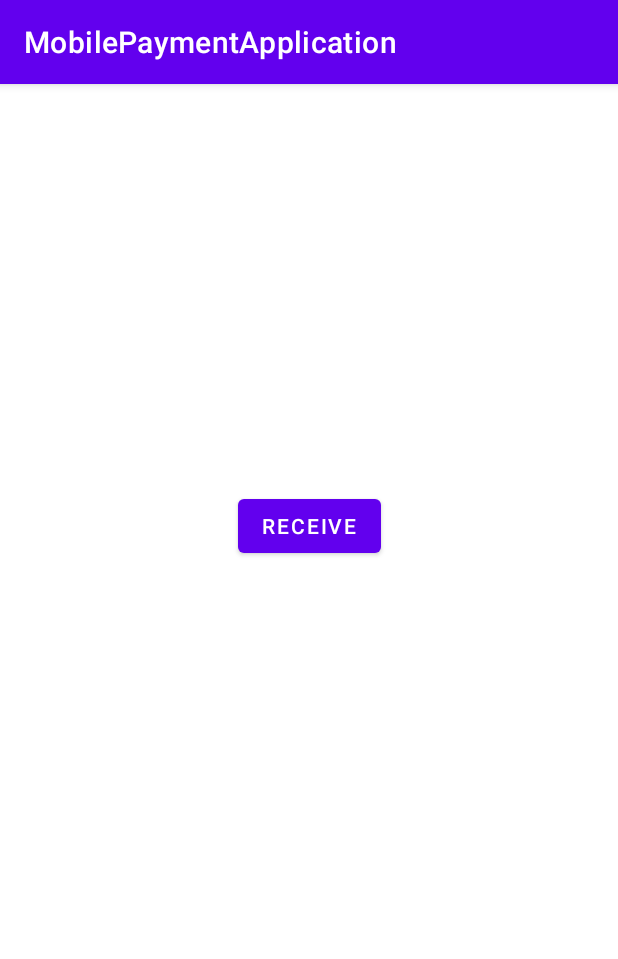
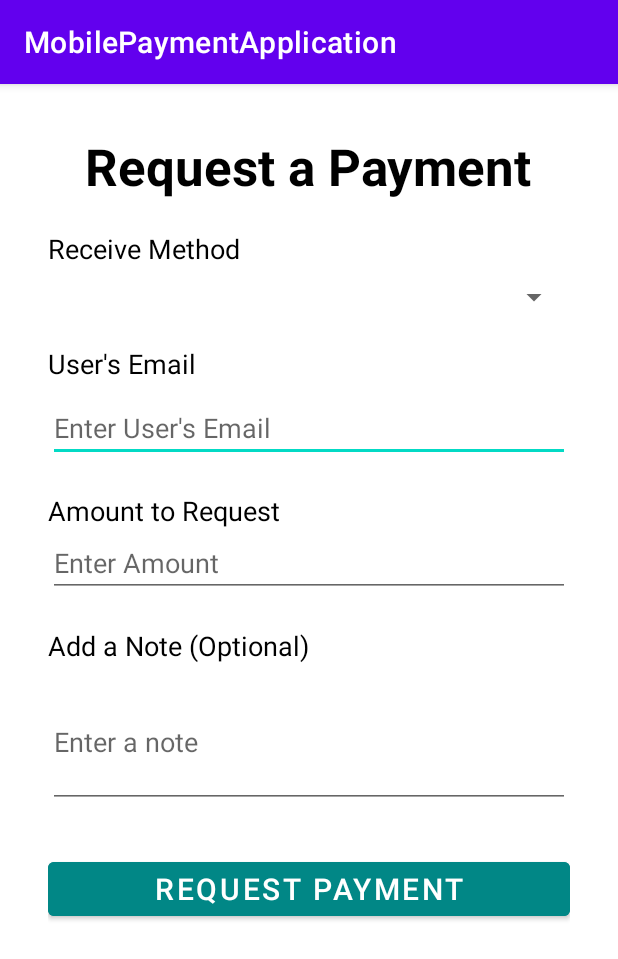
Before and after one commit to fquezado/MobilePaymentApplicationAndroidStudio, an Android app: the RequestActivity screen opened directly, with no data from a screen before it, on a phone screen of 412 x 824 dp. Shown: the top 959 px of the screen. Run offline under Robolectric (Android 15) with nearby library versions, the phone set to English and light mode, and no system bars.

Commit message:
fixing code and changing receive activity to request activity

```diff
--- a/app/src/main/AndroidManifest.xml
+++ b/app/src/main/AndroidManifest.xml
@@ -19,10 +19,10 @@
             android:name=".PaymentPreferencesActivity"
             android:exported="false" />
         <activity
-            android:name=".ReceiveActivity"
+            android:name=".RequestActivity"
             android:exported="false" />
         <activity
-            android:name=".AccountInformation"
+            android:name=".AccountInformationActivity"
             android:exported="false" />
         <activity
             android:name=".AddDebitInfoActivity"
--- a/app/src/main/java/com/group4/mobilepaymentapplication/AccountInformation.java
+++ b/app/src/main/java/com/group4/mobilepaymentapplication/AccountInformationActivity.java
@@ -4,13 +4,10 @@ import androidx.appcompat.app.AppCompatActivity;
 
 import android.os.Bundle;
 import android.content.Intent;
-import android.os.Bundle;
 import android.view.View;
 import android.widget.Button;
 
-import androidx.appcompat.app.AppCompatActivity;
-
-public class AccountInformation extends AppCompatActivity {
+public class AccountInformationActivity extends AppCompatActivity {
     @Override
     protected void onCreate(Bundle savedInstanceState) {
 
@@ -23,7 +20,7 @@ public class AccountInformation extends AppCompatActivity {
             @Override
             public void onClick(View v) {
                 // Create an Intent to start the MainActivity
-                Intent intent = new Intent(AccountInformation.this, MainActivity.class);
+                Intent intent = new Intent(AccountInformationActivity.this, MainActivity.class);
 
                 // Start the MainActivity
                 startActivity(intent);
--- a/app/src/main/java/com/group4/mobilepaymentapplication/MainActivity.java
+++ b/app/src/main/java/com/group4/mobilepaymentapplication/MainActivity.java
@@ -65,7 +65,7 @@ public class MainActivity extends AppCompatActivity {
 
         settingsButton = findViewById(R.id.settingsButton);
 
-        receiveButton = findViewById(R.id.ReceiveButtonMainPage);
+        receiveButton = findViewById(R.id.RequestButtonMainPage);
 
 
 
@@ -82,7 +82,7 @@ public class MainActivity extends AppCompatActivity {
             @Override
             public void onClick(View v)
             {
-                Intent intent = new Intent(MainActivity.this, ReceiveActivity.class);
+                Intent intent = new Intent(MainActivity.this, RequestActivity.class);
                 startActivity(intent);
             }
         });
--- a/app/src/main/java/com/group4/mobilepaymentapplication/ReceiveActivity.java
+++ b/app/src/main/java/com/group4/mobilepaymentapplication/RequestActivity.java
@@ -4,11 +4,11 @@ import androidx.appcompat.app.AppCompatActivity;
 
 import android.os.Bundle;
 
-public class ReceiveActivity extends AppCompatActivity {
+public class RequestActivity extends AppCompatActivity {
 
     @Override
     protected void onCreate(Bundle savedInstanceState) {
         super.onCreate(savedInstanceState);
-        setContentView(R.layout.activity_receive);
+        setContentView(R.layout.activity_request);
     }
 }
--- a/app/src/main/java/com/group4/mobilepaymentapplication/SettingsActivity.java
+++ b/app/src/main/java/com/group4/mobilepaymentapplication/SettingsActivity.java
@@ -4,7 +4,6 @@ import android.content.Intent;
 import android.os.Bundle;
 import android.view.View;
 import android.widget.Button;
-import android.widget.ImageButton;
 
 import androidx.appcompat.app.AppCompatActivity;
 
@@ -72,7 +71,7 @@ public class SettingsActivity extends AppCompatActivity {
             @Override
             public void onClick(View v)
             {
-                Intent intent = new Intent(SettingsActivity.this, AccountInformation.class);
+                Intent intent = new Intent(SettingsActivity.this, AccountInformationActivity.class);
                 startActivity(intent);
             }
 
--- a/app/src/main/java/com/group4/mobilepaymentapplication/UserPreferences.java
+++ b/app/src/main/java/com/group4/mobilepaymentapplication/UserPreferences.java
@@ -24,6 +24,6 @@ public class UserPreferences {
         String name = sharedPreferences.getString("NAME", null);
         String email = sharedPreferences.getString("EMAIL", null);
         String password = sharedPreferences.getString("PASSWORD", null);
-        return new String[]{name, email, password}; // Include phone in the return
+        return new String[]{name, email, password};
     }
 }
--- a/app/src/main/res/layout/activity_account_information.xml
+++ b/app/src/main/res/layout/activity_account_information.xml
@@ -4,7 +4,7 @@
     xmlns:tools="http://schemas.android.com/tools"
     android:layout_width="match_parent"
     android:layout_height="match_parent"
-    tools:context=".AccountInformation">
+    tools:context=".AccountInformationActivity">
 
     <TextView
         android:id="@+id/Profile_Title"
--- a/app/src/main/res/layout/activity_main.xml
+++ b/app/src/main/res/layout/activity_main.xml
@@ -9,7 +9,7 @@
 
 
     <Button
-        android:id="@+id/ReceiveButtonMainPage"
+        android:id="@+id/RequestButtonMainPage"
         android:layout_width="105dp"
         android:layout_height="61dp"
         android:layout_marginStart="153dp"
@@ -17,7 +17,7 @@
         android:layout_marginEnd="153dp"
         android:layout_marginBottom="295dp"
         android:backgroundTint="@color/teal_700"
-        android:text="Receive"
+        android:text="Request"
         app:layout_constraintBottom_toBottomOf="parent"
         app:layout_constraintEnd_toEndOf="parent"
         app:layout_constraintHorizontal_bias="0.0"
@@ -35,7 +35,7 @@
         android:backgroundTint="@color/teal_700"
         android:text="Pay"
         android:textColor="@color/white"
-        app:layout_constraintBottom_toTopOf="@+id/ReceiveButtonMainPage"
+        app:layout_constraintBottom_toTopOf="@+id/RequestButtonMainPage"
         app:layout_constraintEnd_toEndOf="parent"
         app:layout_constraintHorizontal_bias="0.0"
         app:layout_constraintStart_toStartOf="parent"
--- a/app/src/main/res/layout/activity_pay.xml
+++ b/app/src/main/res/layout/activity_pay.xml
@@ -17,8 +17,9 @@
             android:orientation="vertical"
             android:padding="16dp">
 
-            <!-- Title -->
+
             <TextView
+                android:id="@+id/MakePaymentTitle"
                 android:layout_width="wrap_content"
                 android:layout_height="wrap_content"
                 android:layout_gravity="center_horizontal"
@@ -28,7 +29,7 @@
                 android:textSize="34sp"
                 android:textStyle="bold" />
 
-            <!-- Select Payment Method -->
+
             <TextView
                 android:id="@+id/PaymentMethodTitle"
                 android:layout_width="wrap_content"
@@ -43,13 +44,14 @@
                 android:layout_width="match_parent"
                 android:layout_height="wrap_content"/>
 
-            <!-- Email to Send Funds -->
+
             <TextView
+                android:id="@+id/PaymentUserEmailTitle"
                 android:layout_width="wrap_content"
                 android:layout_height="wrap_content"
                 android:layout_marginTop="20dp"
                 android:layout_marginBottom="8dp"
-                android:text="Recipient's Email"
+                android:text="User's Email"
                 android:textColor="@color/black"
                 android:textSize="18sp" />
 
@@ -57,17 +59,17 @@
                 android:id="@+id/email_input"
                 android:layout_width="match_parent"
                 android:layout_height="wrap_content"
-                android:hint="Enter recipient's email"
+                android:hint="Enter User's Email"
                 android:inputType="textEmailAddress"
                 android:textColor="@color/black" />
 
-            <!-- Amount to Send -->
+
             <TextView
                 android:id="@+id/AmountTitle"
                 android:layout_width="wrap_content"
                 android:layout_height="wrap_content"
                 android:layout_marginTop="20dp"
-                android:text="Amount"
+                android:text="Amount to Pay"
                 android:textColor="@color/black"
                 android:textSize="18sp" />
 
@@ -76,11 +78,11 @@
                 android:layout_width="match_parent"
                 android:layout_height="wrap_content"
                 android:layout_marginBottom="20dp"
-                android:hint="Enter amount"
+                android:hint="Enter Amount"
                 android:inputType="numberDecimal"
                 android:textColor="@color/black" />
 
-            <!-- Note Section -->
+
             <TextView
                 android:id="@+id/AddNoteTitle"
                 android:layout_width="wrap_content"
@@ -99,7 +101,7 @@
                 android:lines="3"
                 android:textColor="@color/black" />
 
-            <!-- Send Button -->
+
             <Button
                 android:id="@+id/send_button"
                 android:layout_width="match_parent"
--- a/app/src/main/res/layout/activity_receive.xml
+++ /dev/null
@@ -1,22 +0,0 @@
-<?xml version="1.0" encoding="utf-8"?>
-<androidx.constraintlayout.widget.ConstraintLayout xmlns:android="http://schemas.android.com/apk/res/android"
-    xmlns:app="http://schemas.android.com/apk/res-auto"
-    xmlns:tools="http://schemas.android.com/tools"
-    android:layout_width="match_parent"
-    android:layout_height="match_parent"
-    tools:context=".ReceiveActivity">
-
-    <Button
-        android:id="@+id/button2"
-        android:layout_width="wrap_content"
-        android:layout_height="wrap_content"
-        android:layout_marginStart="158dp"
-        android:layout_marginTop="252dp"
-        android:layout_marginEnd="157dp"
-        android:layout_marginBottom="431dp"
-        android:text="receive"
-        app:layout_constraintBottom_toBottomOf="parent"
-        app:layout_constraintEnd_toEndOf="parent"
-        app:layout_constraintStart_toStartOf="parent"
-        app:layout_constraintTop_toTopOf="parent" />
-</androidx.constraintlayout.widget.ConstraintLayout>
--- /dev/null
+++ b/app/src/main/res/layout/activity_request.xml
@@ -0,0 +1,118 @@
+<?xml version="1.0" encoding="utf-8"?>
+<androidx.constraintlayout.widget.ConstraintLayout xmlns:android="http://schemas.android.com/apk/res/android"
+    xmlns:app="http://schemas.android.com/apk/res-auto"
+    xmlns:tools="http://schemas.android.com/tools"
+    android:layout_width="match_parent"
+    android:layout_height="match_parent"
+    tools:context=".RequestActivity">
+    <?xml version="1.0" encoding="utf-8"?>
+
+    <ScrollView
+            android:layout_width="match_parent"
+            android:layout_height="match_parent"
+            android:padding="16dp">
+
+            <LinearLayout
+                android:layout_width="match_parent"
+                android:layout_height="wrap_content"
+                android:orientation="vertical"
+                android:padding="16dp">
+
+
+                <TextView
+                    android:id="@+id/RequestPaymentTitle"
+                    android:layout_width="wrap_content"
+                    android:layout_height="wrap_content"
+                    android:layout_gravity="center_horizontal"
+                    android:layout_marginBottom="20dp"
+                    android:text="Request a Payment"
+                    android:textColor="@color/black"
+                    android:textSize="34sp"
+                    android:textStyle="bold" />
+
+                <TextView
+                    android:id="@+id/ReceiveMethodTitle"
+                    android:layout_width="wrap_content"
+                    android:layout_height="wrap_content"
+                    android:layout_marginBottom="8dp"
+                    android:text="Receive Method"
+                    android:textColor="@color/black"
+                    android:textSize="18sp" />
+
+                <Spinner
+                    android:id="@+id/payment_method_spinner"
+                    android:layout_width="match_parent"
+                    android:layout_height="wrap_content"/>
+
+
+                <TextView
+                    android:id="@+id/UserEmailTitle"
+                    android:layout_width="wrap_content"
+                    android:layout_height="wrap_content"
+                    android:layout_marginTop="20dp"
+                    android:layout_marginBottom="8dp"
+                    android:text="User's Email"
+                    android:textColor="@color/black"
+                    android:textSize="18sp" />
+
+                <EditText
+                    android:id="@+id/Receive_email_input"
+                    android:layout_width="match_parent"
+                    android:layout_height="wrap_content"
+                    android:hint="Enter User's Email"
+                    android:inputType="textEmailAddress"
+                    android:textColor="@color/black" />
+
+
+                <TextView
+                    android:id="@+id/ReceiveAmountTitle"
+                    android:layout_width="wrap_content"
+                    android:layout_height="wrap_content"
+                    android:layout_marginTop="20dp"
+                    android:text="Amount to Request"
+                    android:textColor="@color/black"
+                    android:textSize="18sp" />
+
+                <EditText
+                    android:id="@+id/receive_amount_input"
+                    android:layout_width="match_parent"
+                    android:layout_height="wrap_content"
+                    android:layout_marginBottom="20dp"
+                    android:hint="Enter Amount"
+                    android:inputType="numberDecimal"
+                    android:textColor="@color/black" />
+
+
+                <TextView
+                    android:id="@+id/ReceiveAddNoteTitle"
+                    android:layout_width="wrap_content"
+                    android:layout_height="wrap_content"
+                    android:layout_marginBottom="8dp"
+                    android:text="Add a Note (Optional)"
+                    android:textColor="@color/black"
+                    android:textSize="18sp" />
+
+                <EditText
+                    android:id="@+id/receive_note_input"
+                    android:layout_width="match_parent"
+                    android:layout_height="wrap_content"
+                    android:hint="Enter a note"
+                    android:inputType="textMultiLine"
+                    android:lines="3"
+                    android:textColor="@color/black" />
+
+
+                <Button
+                    android:id="@+id/request_button"
+                    android:layout_width="match_parent"
+                    android:layout_height="wrap_content"
+                    android:layout_marginTop="30dp"
+                    android:layout_marginBottom="20dp"
+                    android:backgroundTint="@color/teal_700"
+                    android:text="Request Payment"
+                    android:textColor="@color/white"
+                    android:textSize="20sp" />
+
+            </LinearLayout>
+        </ScrollView>
+    </androidx.constraintlayout.widget.ConstraintLayout>
```
